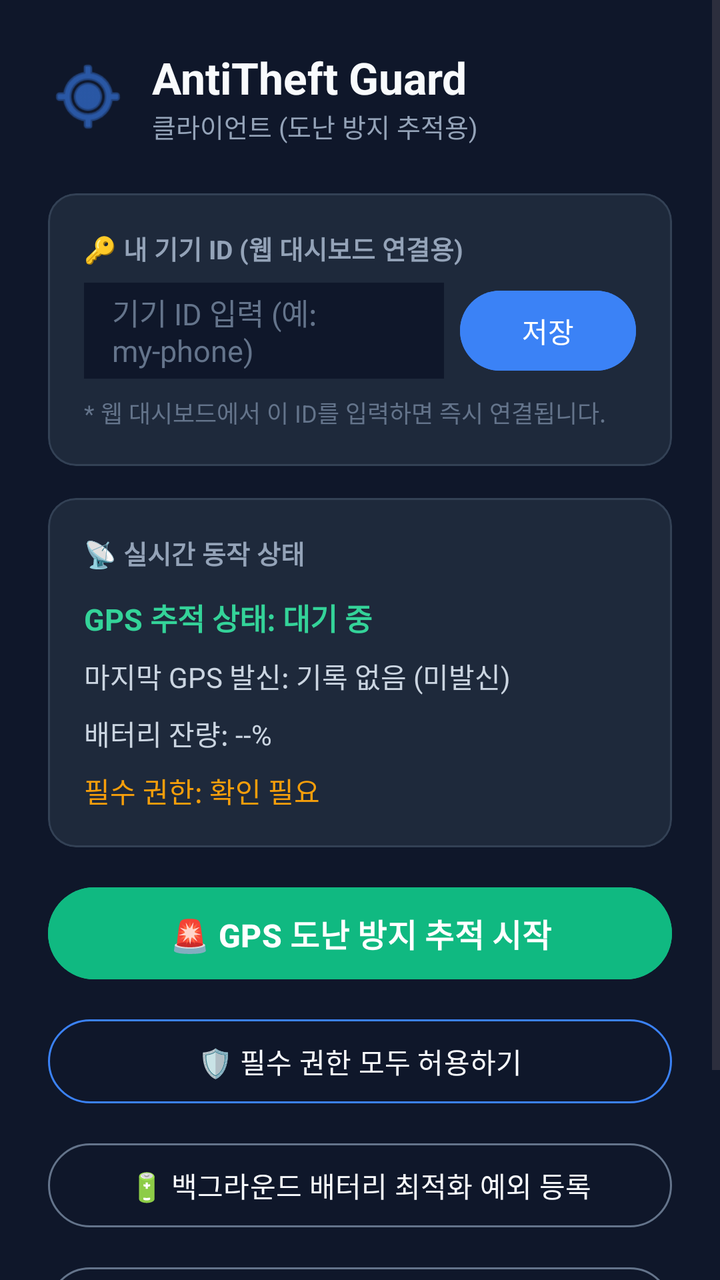
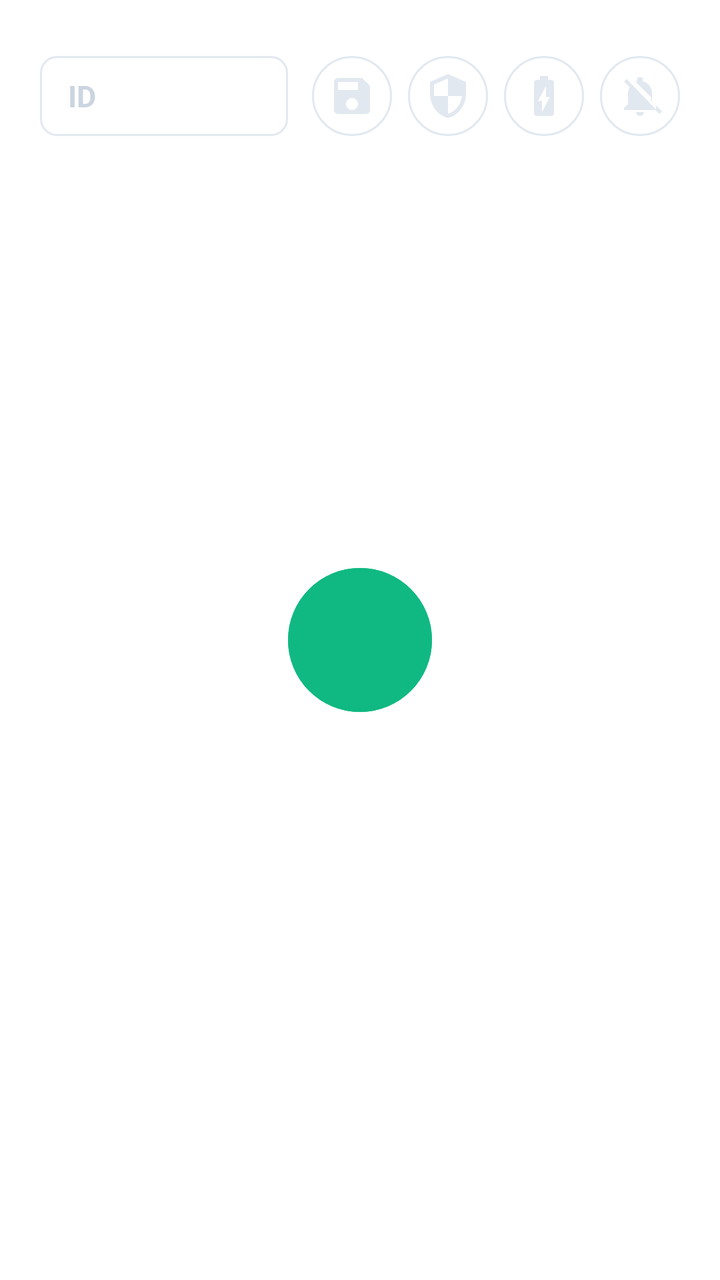

The first picture is an Android layout as it rendered before a commit; the second is the same layout after the commit. The layout source and the unified diff follow.
<!-- AndroidManifest.xml: application theme Theme.AntiTheftGuard -->
<!-- res/layout/activity_main.xml -->
<?xml version="1.0" encoding="utf-8"?>
<ScrollView xmlns:android="http://schemas.android.com/apk/res/android"
    xmlns:app="http://schemas.android.com/apk/res-auto"
    android:layout_width="match_parent"
    android:layout_height="match_parent"
    android:fillViewport="true"
    android:background="#0F172A">

    <LinearLayout
        android:layout_width="match_parent"
        android:layout_height="wrap_content"
        android:orientation="vertical"
        android:padding="24dp">

        
        <LinearLayout
            android:layout_width="match_parent"
            android:layout_height="wrap_content"
            android:orientation="horizontal"
            android:gravity="center_vertical"
            android:layout_marginBottom="24dp">

            <ImageView
                android:layout_width="40dp"
                android:layout_height="40dp"
                android:src="@android:drawable/ic_menu_mylocation"
                app:tint="#3B82F6"
                android:layout_marginEnd="12dp" />

            <LinearLayout
                android:layout_width="wrap_content"
                android:layout_height="wrap_content"
                android:orientation="vertical">

                <TextView
                    android:layout_width="wrap_content"
                    android:layout_height="wrap_content"
                    android:text="AntiTheft Guard"
                    android:textColor="#F8FAFC"
                    android:textSize="22sp"
                    android:textStyle="bold" />

                <TextView
                    android:layout_width="wrap_content"
                    android:layout_height="wrap_content"
                    android:text="클라이언트 (도난 방지 추적용)"
                    android:textColor="#94A3B8"
                    android:textSize="13sp" />
            </LinearLayout>
        </LinearLayout>

        
        <com.google.android.material.card.MaterialCardView
            android:layout_width="match_parent"
            android:layout_height="wrap_content"
            app:cardBackgroundColor="#1E293B"
            app:strokeColor="#334155"
            app:strokeWidth="1dp"
            app:cardCornerRadius="14dp"
            android:layout_marginBottom="16dp">

            <LinearLayout
                android:layout_width="match_parent"
                android:layout_height="wrap_content"
                android:orientation="vertical"
                android:padding="18dp">

                <TextView
                    android:layout_width="wrap_content"
                    android:layout_height="wrap_content"
                    android:text="🔑 내 기기 ID (웹 대시보드 연결용)"
                    android:textColor="#94A3B8"
                    android:textSize="13sp"
                    android:textStyle="bold"
                    android:layout_marginBottom="8dp" />

                <LinearLayout
                    android:layout_width="match_parent"
                    android:layout_height="wrap_content"
                    android:orientation="horizontal"
                    android:gravity="center_vertical">

                    <EditText
                        android:id="@+id/etDeviceId"
                        android:layout_width="0dp"
                        android:layout_height="48dp"
                        android:layout_weight="1"
                        android:background="#0F172A"
                        android:paddingHorizontal="14dp"
                        android:textColor="#F8FAFC"
                        android:textSize="15sp"
                        android:hint="기기 ID 입력 (예: my-phone)"
                        android:textColorHint="#64748B"
                        android:layout_marginEnd="8dp" />

                    <Button
                        android:id="@+id/btnSaveDeviceId"
                        android:layout_width="wrap_content"
                        android:layout_height="48dp"
                        android:text="저장"
                        android:backgroundTint="#3B82F6"
                        android:textColor="#FFFFFF" />
                </LinearLayout>

                <TextView
                    android:layout_width="wrap_content"
                    android:layout_height="wrap_content"
                    android:text="* 웹 대시보드에서 이 ID를 입력하면 즉시 연결됩니다."
                    android:textColor="#64748B"
                    android:textSize="12sp"
                    android:layout_marginTop="8dp" />
            </LinearLayout>
        </com.google.android.material.card.MaterialCardView>

        
        <com.google.android.material.card.MaterialCardView
            android:layout_width="match_parent"
            android:layout_height="wrap_content"
            app:cardBackgroundColor="#1E293B"
            app:strokeColor="#334155"
            app:strokeWidth="1dp"
            app:cardCornerRadius="14dp"
            android:layout_marginBottom="16dp">

            <LinearLayout
                android:layout_width="match_parent"
                android:layout_height="wrap_content"
                android:orientation="vertical"
                android:padding="18dp">

                <TextView
                    android:layout_width="wrap_content"
                    android:layout_height="wrap_content"
                    android:text="📡 실시간 동작 상태"
                    android:textColor="#94A3B8"
                    android:textSize="13sp"
                    android:textStyle="bold"
                    android:layout_marginBottom="12dp" />

                <TextView
                    android:id="@+id/tvDeviceStatus"
                    android:layout_width="match_parent"
                    android:layout_height="wrap_content"
                    android:text="GPS 추적 상태: 대기 중"
                    android:textColor="#34D399"
                    android:textSize="15sp"
                    android:textStyle="bold"
                    android:layout_marginBottom="8dp" />

                <TextView
                    android:id="@+id/tvLastGpsSent"
                    android:layout_width="match_parent"
                    android:layout_height="wrap_content"
                    android:text="마지막 GPS 발신: 기록 없음 (미발신)"
                    android:textColor="#CBD5E1"
                    android:textSize="14sp"
                    android:layout_marginBottom="8dp" />

                <TextView
                    android:id="@+id/tvBatteryStatus"
                    android:layout_width="match_parent"
                    android:layout_height="wrap_content"
                    android:text="배터리 잔량: --%"
                    android:textColor="#CBD5E1"
                    android:textSize="14sp"
                    android:layout_marginBottom="8dp" />

                <TextView
                    android:id="@+id/tvPermissionsStatus"
                    android:layout_width="match_parent"
                    android:layout_height="wrap_content"
                    android:text="필수 권한: 확인 필요"
                    android:textColor="#F59E0B"
                    android:textSize="14sp" />
            </LinearLayout>
        </com.google.android.material.card.MaterialCardView>

        
        <Button
            android:id="@+id/btnToggleService"
            android:layout_width="match_parent"
            android:layout_height="54dp"
            android:text="🚨 GPS 도난 방지 추적 시작"
            android:textSize="16sp"
            android:textStyle="bold"
            android:backgroundTint="#10B981"
            android:textColor="#FFFFFF"
            android:layout_marginBottom="12dp" />

        
        <Button
            android:id="@+id/btnRequestPermissions"
            android:layout_width="match_parent"
            android:layout_height="50dp"
            android:text="🛡️ 필수 권한 모두 허용하기"
            android:textColor="#F8FAFC"
            app:strokeColor="#3B82F6"
            app:strokeWidth="1dp"
            style="?attr/materialButtonOutlinedStyle"
            android:layout_marginBottom="12dp" />

        
        <Button
            android:id="@+id/btnBatteryOptimization"
            android:layout_width="match_parent"
            android:layout_height="50dp"
            android:text="🔋 백그라운드 배터리 최적화 예외 등록"
            android:textColor="#F8FAFC"
            app:strokeColor="#64748B"
            app:strokeWidth="1dp"
            style="?attr/materialButtonOutlinedStyle"
            android:layout_marginBottom="12dp" />

        
        <Button
            android:id="@+id/btnOverlayPermission"
            android:layout_width="match_parent"
            android:layout_height="50dp"
            android:text="📷 원격 카메라 실행 권한 (다른 앱 위에 표시)"
            android:textColor="#F8FAFC"
            app:strokeColor="#64748B"
            app:strokeWidth="1dp"
            style="?attr/materialButtonOutlinedStyle" />

        
        <Button
            android:id="@+id/btnHideNotification"
            android:layout_width="match_parent"
            android:layout_height="50dp"
            android:text="🔕 상단 지속 알림 끄기 (스텔스 모드 설정)"
            android:textColor="#F8FAFC"
            app:strokeColor="#64748B"
            app:strokeWidth="1dp"
            style="?attr/materialButtonOutlinedStyle"
            android:layout_marginTop="12dp" />

    </LinearLayout>
</ScrollView>
<!-- resources referenced by this layout -->
<resources>
  <style name="Theme.AntiTheftGuard" parent="Theme.Material3.DayNight.NoActionBar" />
</resources>

<!-- the commit's change to res/layout/activity_main.xml (unified diff, before → after) -->
@@ -1,238 +1,114 @@
 <?xml version="1.0" encoding="utf-8"?>
-<ScrollView xmlns:android="http://schemas.android.com/apk/res/android"
+<androidx.constraintlayout.widget.ConstraintLayout xmlns:android="http://schemas.android.com/apk/res/android"
     xmlns:app="http://schemas.android.com/apk/res-auto"
     android:layout_width="match_parent"
     android:layout_height="match_parent"
-    android:fillViewport="true"
-    android:background="#0F172A">
+    android:background="#FFFFFF">
 
+    
     <LinearLayout
+        android:id="@+id/topBar"
         android:layout_width="match_parent"
         android:layout_height="wrap_content"
-        android:orientation="vertical"
-        android:padding="24dp">
+        android:orientation="horizontal"
+        android:gravity="center_vertical"
+        android:paddingHorizontal="20dp"
+        android:paddingTop="28dp"
+        android:paddingBottom="12dp"
+        app:layout_constraintTop_toTopOf="parent"
+        app:layout_constraintStart_toStartOf="parent"
+        app:layout_constraintEnd_toEndOf="parent">
 
         
-        <LinearLayout
-            android:layout_width="match_parent"
-            android:layout_height="wrap_content"
-            android:orientation="horizontal"
-            android:gravity="center_vertical"
-            android:layout_marginBottom="24dp">
-
-            <ImageView
-                android:layout_width="40dp"
-                android:layout_height="40dp"
-                android:src="@android:drawable/ic_menu_mylocation"
-                app:tint="#3B82F6"
-                android:layout_marginEnd="12dp" />
-
-            <LinearLayout
-                android:layout_width="wrap_content"
-                android:layout_height="wrap_content"
-                android:orientation="vertical">
-
-                <TextView
-                    android:layout_width="wrap_content"
-                    android:layout_height="wrap_content"
-                    android:text="AntiTheft Guard"
-                    android:textColor="#F8FAFC"
-                    android:textSize="22sp"
-                    android:textStyle="bold" />
-
-                <TextView
-                    android:layout_width="wrap_content"
-                    android:layout_height="wrap_content"
-                    android:text="클라이언트 (도난 방지 추적용)"
-                    android:textColor="#94A3B8"
-                    android:textSize="13sp" />
-            </LinearLayout>
-        </LinearLayout>
+        <EditText
+            android:id="@+id/etDeviceId"
+            android:layout_width="0dp"
+            android:layout_height="40dp"
+            android:layout_weight="1"
+            android:background="@drawable/bg_input_box"
+            android:paddingHorizontal="14dp"
+            android:textColor="#0F172A"
+            android:textSize="15sp"
+            android:textStyle="bold"
+            android:singleLine="true"
+            android:hint="ID"
+            android:textColorHint="#CBD5E1"
+            android:layout_marginEnd="12dp" />
 
         
-        <com.google.android.material.card.MaterialCardView
-            android:layout_width="match_parent"
-            android:layout_height="wrap_content"
-            app:cardBackgroundColor="#1E293B"
-            app:strokeColor="#334155"
-            app:strokeWidth="1dp"
-            app:cardCornerRadius="14dp"
-            android:layout_marginBottom="16dp">
-
-            <LinearLayout
-                android:layout_width="match_parent"
-                android:layout_height="wrap_content"
-                android:orientation="vertical"
-                android:padding="18dp">
-
-                <TextView
-                    android:layout_width="wrap_content"
-                    android:layout_height="wrap_content"
-                    android:text="🔑 내 기기 ID (웹 대시보드 연결용)"
-                    android:textColor="#94A3B8"
-                    android:textSize="13sp"
-                    android:textStyle="bold"
-                    android:layout_marginBottom="8dp" />
-
-                <LinearLayout
-                    android:layout_width="match_parent"
-                    android:layout_height="wrap_content"
-                    android:orientation="horizontal"
-                    android:gravity="center_vertical">
-
-                    <EditText
-                        android:id="@+id/etDeviceId"
-                        android:layout_width="0dp"
-                        android:layout_height="48dp"
-                        android:layout_weight="1"
-                        android:background="#0F172A"
-                        android:paddingHorizontal="14dp"
-                        android:textColor="#F8FAFC"
-                        android:textSize="15sp"
-                        android:hint="기기 ID 입력 (예: my-phone)"
-                        android:textColorHint="#64748B"
-                        android:layout_marginEnd="8dp" />
-
-                    <Button
-                        android:id="@+id/btnSaveDeviceId"
-                        android:layout_width="wrap_content"
-                        android:layout_height="48dp"
-                        android:text="저장"
-                        android:backgroundTint="#3B82F6"
-                        android:textColor="#FFFFFF" />
-                </LinearLayout>
-
-                <TextView
-                    android:layout_width="wrap_content"
-                    android:layout_height="wrap_content"
-                    android:text="* 웹 대시보드에서 이 ID를 입력하면 즉시 연결됩니다."
-                    android:textColor="#64748B"
-                    android:textSize="12sp"
-                    android:layout_marginTop="8dp" />
-            </LinearLayout>
-        </com.google.android.material.card.MaterialCardView>
+        <ImageButton
+            android:id="@+id/btnSaveDeviceId"
+            android:layout_width="40dp"
+            android:layout_height="40dp"
+            android:background="@drawable/bg_circle_button"
+            android:src="@drawable/ic_stealth_save"
+            android:scaleType="centerInside"
+            android:contentDescription="Save" />
 
         
-        <com.google.android.material.card.MaterialCardView
-            android:layout_width="match_parent"
-            android:layout_height="wrap_content"
-            app:cardBackgroundColor="#1E293B"
-            app:strokeColor="#334155"
-            app:strokeWidth="1dp"
-            app:cardCornerRadius="14dp"
-            android:layout_marginBottom="16dp">
-
-            <LinearLayout
-                android:layout_width="match_parent"
-                android:layout_height="wrap_content"
-                android:orientation="vertical"
-                android:padding="18dp">
-
-                <TextView
-                    android:layout_width="wrap_content"
-                    android:layout_height="wrap_content"
-                    android:text="📡 실시간 동작 상태"
-                    android:textColor="#94A3B8"
-                    android:textSize="13sp"
-                    android:textStyle="bold"
-                    android:layout_marginBottom="12dp" />
-
-                <TextView
-                    android:id="@+id/tvDeviceStatus"
-                    android:layout_width="match_parent"
-                    android:layout_height="wrap_content"
-                    android:text="GPS 추적 상태: 대기 중"
-                    android:textColor="#34D399"
-                    android:textSize="15sp"
-                    android:textStyle="bold"
-                    android:layout_marginBottom="8dp" />
-
-                <TextView
-                    android:id="@+id/tvLastGpsSent"
-                    android:layout_width="match_parent"
-                    android:layout_height="wrap_content"
-                    android:text="마지막 GPS 발신: 기록 없음 (미발신)"
-                    android:textColor="#CBD5E1"
-                    android:textSize="14sp"
-                    android:layout_marginBottom="8dp" />
-
-                <TextView
-                    android:id="@+id/tvBatteryStatus"
-                    android:layout_width="match_parent"
-                    android:layout_height="wrap_content"
-                    android:text="배터리 잔량: --%"
-                    android:textColor="#CBD5E1"
-                    android:textSize="14sp"
-                    android:layout_marginBottom="8dp" />
-
-                <TextView
-                    android:id="@+id/tvPermissionsStatus"
-                    android:layout_width="match_parent"
-                    android:layout_height="wrap_content"
-                    android:text="필수 권한: 확인 필요"
-                    android:textColor="#F59E0B"
-                    android:textSize="14sp" />
-            </LinearLayout>
-        </com.google.android.material.card.MaterialCardView>
+        <ImageButton
+            android:id="@+id/btnRequestPermissions"
+            android:layout_width="40dp"
+            android:layout_height="40dp"
+            android:layout_marginStart="8dp"
+            android:background="@drawable/bg_circle_button"
+            android:src="@drawable/ic_stealth_shield"
+            android:scaleType="centerInside"
+            android:contentDescription="Permissions" />
 
         
-        <Button
-            android:id="@+id/btnToggleService"
-            android:layout_width="match_parent"
-            android:layout_height="54dp"
-            android:text="🚨 GPS 도난 방지 추적 시작"
-            android:textSize="16sp"
-            android:textStyle="bold"
-            android:backgroundTint="#10B981"
-            android:textColor="#FFFFFF"
-            android:layout_marginBottom="12dp" />
+        <ImageButton
+            android:id="@+id/btnBatteryOptimization"
+            android:layout_width="40dp"
+            android:layout_height="40dp"
+            android:layout_marginStart="8dp"
+            android:background="@drawable/bg_circle_button"
+            android:src="@drawable/ic_stealth_battery"
+            android:scaleType="centerInside"
+            android:contentDescription="Battery" />
 
         
-        <Button
-            android:id="@+id/btnRequestPermissions"
-            android:layout_width="match_parent"
-            android:layout_height="50dp"
-            android:text="🛡️ 필수 권한 모두 허용하기"
-            android:textColor="#F8FAFC"
-            app:strokeColor="#3B82F6"
-            app:strokeWidth="1dp"
-            style="?attr/materialButtonOutlinedStyle"
-            android:layout_marginBottom="12dp" />
-
-        
-        <Button
-            android:id="@+id/btnBatteryOptimization"
-            android:layout_width="match_parent"
-            android:layout_height="50dp"
-            android:text="🔋 백그라운드 배터리 최적화 예외 등록"
-            android:textColor="#F8FAFC"
-            app:strokeColor="#64748B"
-            app:strokeWidth="1dp"
-            style="?attr/materialButtonOutlinedStyle"
-            android:layout_marginBottom="12dp" />
-
-        
-        <Button
-            android:id="@+id/btnOverlayPermission"
-            android:layout_width="match_parent"
-            android:layout_height="50dp"
-            android:text="📷 원격 카메라 실행 권한 (다른 앱 위에 표시)"
-            android:textColor="#F8FAFC"
-            app:strokeColor="#64748B"
-            app:strokeWidth="1dp"
-            style="?attr/materialButtonOutlinedStyle" />
-
-        
-        <Button
+        <ImageButton
             android:id="@+id/btnHideNotification"
-            android:layout_width="match_parent"
-            android:layout_height="50dp"
-            android:text="🔕 상단 지속 알림 끄기 (스텔스 모드 설정)"
-            android:textColor="#F8FAFC"
-            app:strokeColor="#64748B"
-            app:strokeWidth="1dp"
-            style="?attr/materialButtonOutlinedStyle"
-            android:layout_marginTop="12dp" />
+            android:layout_width="40dp"
+            android:layout_height="40dp"
+            android:layout_marginStart="8dp"
+            android:background="@drawable/bg_circle_button"
+            android:src="@drawable/ic_stealth_bell_off"
+            android:scaleType="centerInside"
+            android:contentDescription="Notification Settings" />
 
     </LinearLayout>
-</ScrollView>
+
+    
+    <com.google.android.material.button.MaterialButton
+        android:id="@+id/btnToggleService"
+        android:layout_width="72dp"
+        android:layout_height="72dp"
+        android:insetLeft="0dp"
+        android:insetTop="0dp"
+        android:insetRight="0dp"
+        android:insetBottom="0dp"
+        app:cornerRadius="36dp"
+        app:elevation="0dp"
+        android:backgroundTint="#10B981"
+        app:rippleColor="#FFFFFF"
+        android:text=""
+        app:layout_constraintTop_toTopOf="parent"
+        app:layout_constraintBottom_toBottomOf="parent"
+        app:layout_constraintStart_toStartOf="parent"
+        app:layout_constraintEnd_toEndOf="parent" />
+
+    
+    <TextView
+        android:id="@+id/tvLastGpsSent"
+        android:layout_width="wrap_content"
+        android:layout_height="wrap_content"
+        android:textColor="#0F172A"
+        android:textSize="13sp"
+        android:layout_marginBottom="36dp"
+        app:layout_constraintBottom_toBottomOf="parent"
+        app:layout_constraintStart_toStartOf="parent"
+        app:layout_constraintEnd_toEndOf="parent" />
+
+</androidx.constraintlayout.widget.ConstraintLayout>
<!-- resource entries referenced after the edit -->
@@ -1,5 +1,74 @@
 <!-- resources referenced by this layout -->
 <resources>
-  <style name="Theme.AntiTheftGuard" parent="Theme.Material3.DayNight.NoActionBar" />
+  <!-- drawable bg_circle_button (drawable) -->
+  <?xml version="1.0" encoding="utf-8"?>
+  <ripple xmlns:android="http://schemas.android.com/apk/res/android"
+      android:color="#E2E8F0">
+      <item>
+          <shape android:shape="oval">
+              <solid android:color="#FFFFFF" />
+              <stroke
+                  android:width="1dp"
+                  android:color="#E2E8F0" />
+          </shape>
+      </item>
+  </ripple>
+  <!-- drawable bg_input_box (drawable) -->
+  <?xml version="1.0" encoding="utf-8"?>
+  <shape xmlns:android="http://schemas.android.com/apk/res/android"
+      android:shape="rectangle">
+      <solid android:color="#FFFFFF" />
+      <stroke
+          android:width="1dp"
+          android:color="#E2E8F0" />
+      <corners android:radius="8dp" />
+  </shape>
+  <!-- drawable ic_stealth_battery (drawable) -->
+  <vector xmlns:android="http://schemas.android.com/apk/res/android"
+      android:width="24dp"
+      android:height="24dp"
+      android:viewportWidth="24"
+      android:viewportHeight="24">
+    <path
+        android:fillColor="#E2E8F0"
+        android:pathData="M15.67,4H14V2h-4v2H8.33C7.6,4 7,4.6 7,5.33v15.33C7,21.4 7.6,22 8.33,22h7.33c0.74,0 1.34,-0.6 1.34,-1.33V5.33C17,4.6 16.4,4 15.67,4zM11,20v-5.5H9L13,7v5.5h2L11,20z"/>
+  </vector>
+  <!-- drawable ic_stealth_bell_off (drawable) -->
+  <vector xmlns:android="http://schemas.android.com/apk/res/android"
+      android:width="24dp"
+      android:height="24dp"
+      android:viewportWidth="24"
+      android:viewportHeight="24">
+    <path
+        android:fillColor="#E2E8F0"
+        android:pathData="M20,18.69L7.84,6.14 5.27,3.49 4,4.76l2.8,2.8v0.01c-0.52,0.99 -0.8,2.16 -0.8,3.43v5l-2,2v1h15.73l2,2 1.27,-1.27 -2.73,-2.74 -0.27,-0.3zM12,22c1.11,0 2,-0.89 2,-2h-4c0,1.11 0.89,2 2,2zm6,-7.32V11c0,-3.08 -1.64,-5.64 -4.5,-6.32V4c0,-0.83 -0.67,-1.5 -1.5,-1.5s-1.5,0.67 -1.5,1.5v0.68c-0.15,0.03 -0.29,0.08 -0.42,0.12 -0.1,0.03 -0.2,0.07 -0.3,0.11l7.72,7.72V14.68z"/>
+  </vector>
+  <!-- drawable ic_stealth_save (drawable) -->
+  <vector xmlns:android="http://schemas.android.com/apk/res/android"
+      android:width="24dp"
+      android:height="24dp"
+      android:viewportWidth="24"
+      android:viewportHeight="24">
+    <path
+        android:fillColor="#E2E8F0"
+        android:pathData="M17,3H5c-1.11,0 -2,0.9 -2,2v14c0,1.1 0.89,2 2,2h14c1.1,0 2,-0.9 2,-2V7l-4,-4zm-5,16c-1.66,0 -3,-1.34 -3,-3s1.34,-3 3,-3 3,1.34 3,3 -1.34,3 -3,3zm3,-10H5V5h10v4z"/>
+  </vector>
+  <!-- drawable ic_stealth_shield (drawable) -->
+  <vector xmlns:android="http://schemas.android.com/apk/res/android"
+      android:width="24dp"
+      android:height="24dp"
+      android:viewportWidth="24"
+      android:viewportHeight="24">
+    <path
+        android:fillColor="#E2E8F0"
+        android:pathData="M12,1L3,5v6c0,5.55 3.84,10.74 9,12 5.16,-1.26 9,-6.45 9,-12V5l-9,-4zm0,10.99h7c-0.53,4.12 -3.28,7.79 -7,8.94V12H5V6.3l7,-3.11v8.8z"/>
+  </vector>
+  <style name="Theme.AntiTheftGuard" parent="Theme.Material3.Light.NoActionBar">
+          <item name="android:windowBackground">#FFFFFF</item>
+          <item name="android:statusBarColor">#FFFFFF</item>
+          <item name="android:windowLightStatusBar">true</item>
+          <item name="android:navigationBarColor">#FFFFFF</item>
+          <item name="android:windowLightNavigationBar">true</item>
+      </style>
 </resources>
 
